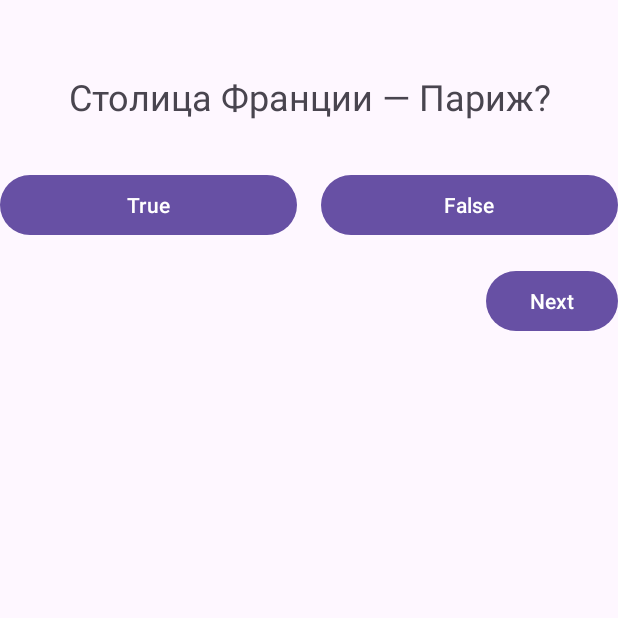
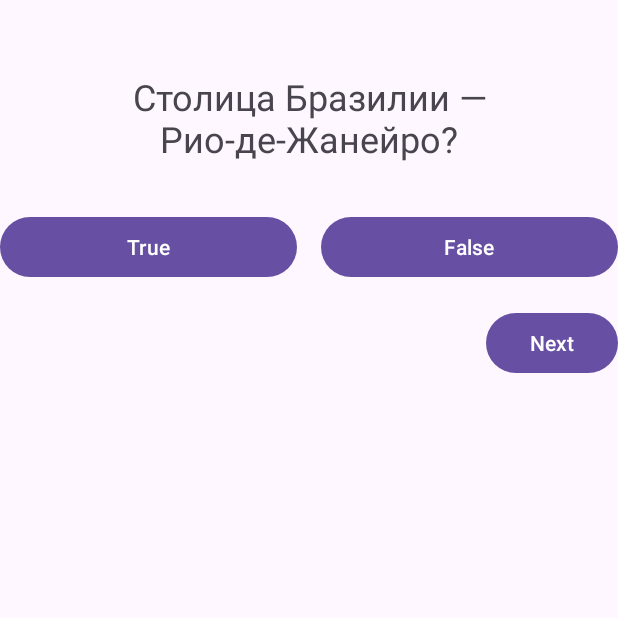
Before and after one commit to BIXTAR/GeoQuiz_Lab4, an Android app: the screen it shows after launch (MainActivity), on a phone screen of 412 x 824 dp, the top half of it. Run offline under Robolectric (Android 15) with nearby library versions, the phone set to English and light mode, and no system bars.

Commit message:
8. Переработка вопросов

```diff
--- a/app/src/main/java/com/example/geoquiz/MainActivity.kt
+++ b/app/src/main/java/com/example/geoquiz/MainActivity.kt
@@ -15,9 +15,11 @@ class MainActivity : AppCompatActivity() {
     private lateinit var nextButton: Button
 
     private val questionBank = listOf(
-        Question(R.string.question_1, true),
+        Question(R.string.question_1, false),
         Question(R.string.question_2, false),
-        Question(R.string.question_3, true)
+        Question(R.string.question_3, true),
+        Question(R.string.question_4, true),
+        Question(R.string.question_5, false)
     )
 
     private var currentIndex = 0
--- a/app/src/main/res/values/strings.xml
+++ b/app/src/main/res/values/strings.xml
@@ -1,8 +1,14 @@
 <resources>
     <string name="app_name">GeoQuiz</string>
-    <string name="question_1">Столица Франции — Париж?</string>
-    <string name="question_2">2 + 2 = 5?</string>
-    <string name="question_3">Солнце — это звезда?</string>
+
+    <!-- Географические вопросы -->
+    <string name="question_1">Столица Бразилии — Рио-де-Жанейро?</string>
+    <string name="question_2">Африка — самый большой материк?</string>
+    <string name="question_3">Нил — самая длинная река в мире?</string>
+    <string name="question_4">Австралия — страна и континент?</string>
+    <string name="question_5">Япония находится в Европе?</string>
+
+    <!-- Ответы -->
     <string name="correct_toast">Правильно!</string>
     <string name="incorrect_toast">Неправильно!</string>
 </resources>
```
